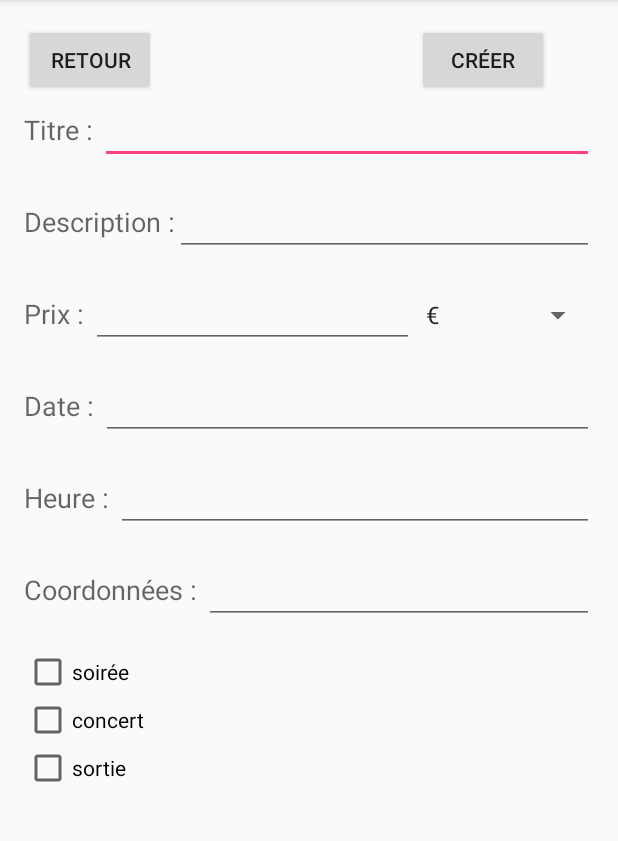
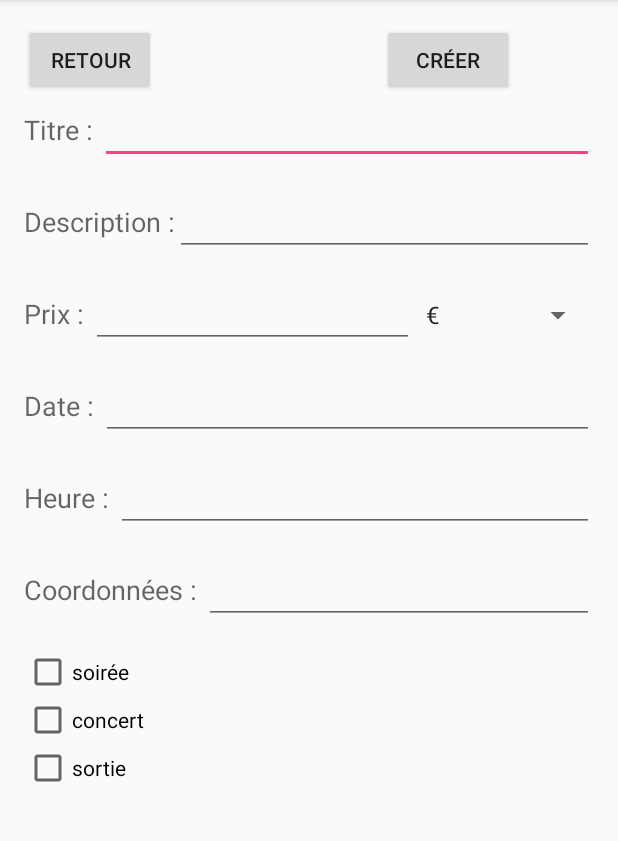
Before and after one commit to Nomeji/PartyHard, an Android app: the CreerSoiree screen opened directly, with no data from a screen before it, on a phone screen of 412 x 824 dp, the part 84-925 px from its top. Run offline under Robolectric (Android 15) with nearby library versions, the phone set to English and light mode, and no system bars.

```diff
--- a/app/src/main/res/layout/activity_creer_soiree.xml
+++ b/app/src/main/res/layout/activity_creer_soiree.xml
@@ -218,10 +218,10 @@
         android:layout_gravity="center_horizontal"
         android:layout_weight="0.05"
         android:onClick="onClickajouterSoiree"
+        android:layout_marginRight="53dp"
+        android:layout_marginEnd="53dp"
         android:layout_above="@+id/linearLayout2"
         android:layout_alignRight="@+id/linearLayout2"
-        android:layout_alignEnd="@+id/linearLayout2"
-        android:layout_marginRight="30dp"
-        android:layout_marginEnd="30dp" />
+        android:layout_alignEnd="@+id/linearLayout2" />
 
 </RelativeLayout>
```
